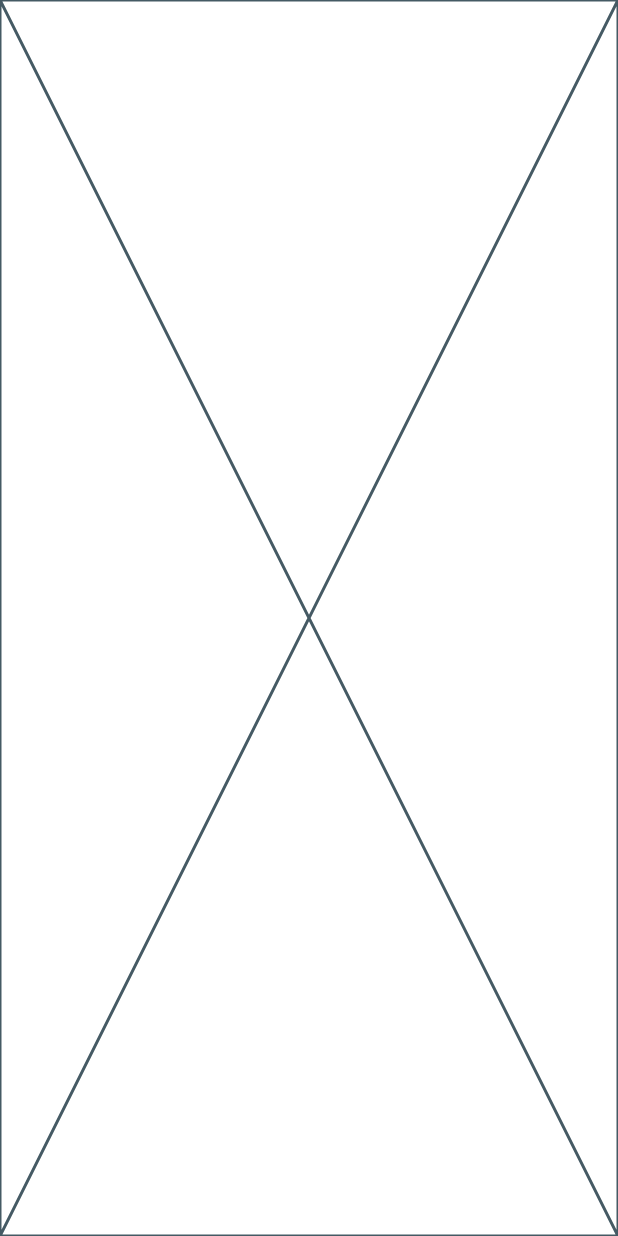
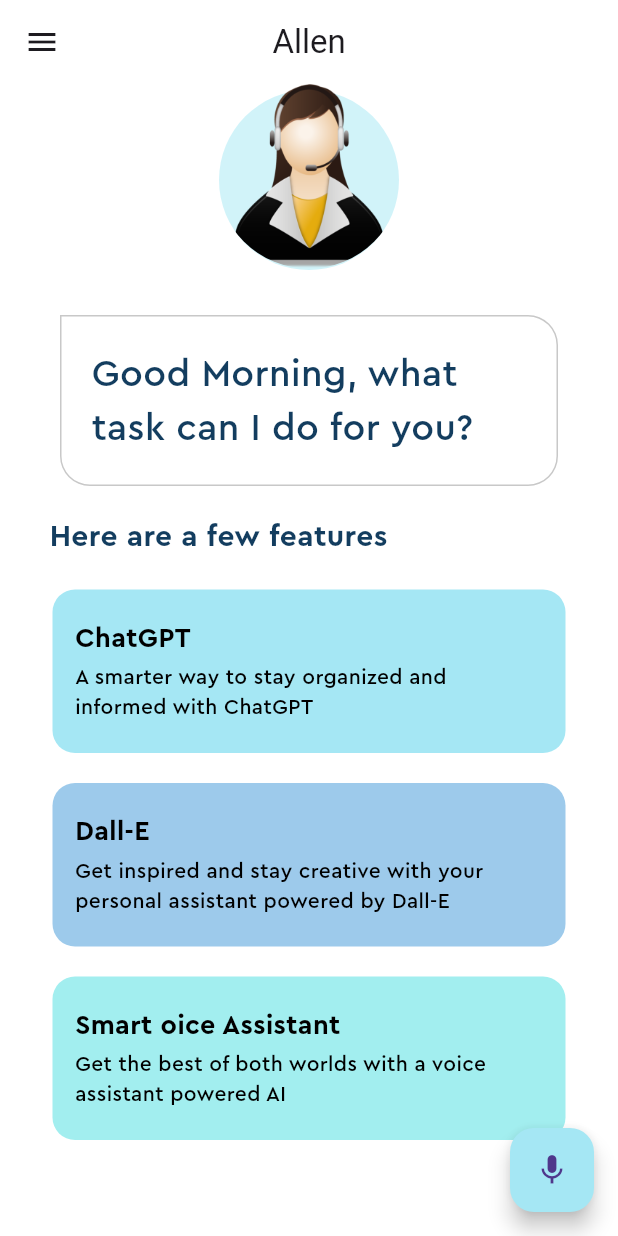
Before and after one commit to bungongtoto/allen, a Flutter app: the screen it shows after launch, on a phone screen of 412 x 824 dp. Run offline on Flutter 3.47's test engine with Material 2 defaults, Android fonts, the phone set to English and light mode, and no system bars.

Commit message:
ui completed

```diff
--- /dev/null
+++ b/lib/feature_box.dart
@@ -0,0 +1,66 @@
+import 'package:allen/pallete.dart';
+import 'package:flutter/material.dart';
+
+class FeatureBox extends StatelessWidget {
+  final Color color;
+  final String headertext;
+  final String descriptionText;
+  const FeatureBox({
+    super.key,
+    required this.color,
+    required this.headertext,
+    required this.descriptionText,
+  });
+
+  @override
+  Widget build(BuildContext context) {
+    return Container(
+      margin: const EdgeInsets.symmetric(
+        horizontal: 35,
+        vertical: 10,
+      ),
+      decoration: BoxDecoration(
+        color: color,
+        borderRadius: const BorderRadius.all(
+          Radius.circular(15),
+        ),
+      ),
+      child: Padding(
+        padding: const EdgeInsets.symmetric(vertical: 20).copyWith(
+          left: 15,
+        ),
+        child: Column(
+          children: [
+            Align(
+              alignment: Alignment.centerLeft,
+              child: Text(
+                headertext,
+                style: const TextStyle(
+                  fontFamily: 'Cera Pro',
+                  color: Pallete.blackColor,
+                  fontSize: 18,
+                  fontWeight: FontWeight.bold,
+                ),
+              ),
+            ),
+            const SizedBox(
+              height: 3,
+            ),
+            Padding(
+              padding: const EdgeInsets.only(
+                right: 20,
+              ),
+              child: Text(
+                descriptionText,
+                style: const TextStyle(
+                  fontFamily: 'Cera Pro',
+                  color: Pallete.blackColor,
+                ),
+              ),
+            ),
+          ],
+        ),
+      ),
+    );
+  }
+}
--- a/lib/home_page.dart
+++ b/lib/home_page.dart
@@ -1,3 +1,5 @@
+import 'package:allen/feature_box.dart';
+import 'package:allen/pallete.dart';
 import 'package:flutter/material.dart';
 
 class HomePage extends StatefulWidget {
@@ -10,6 +12,119 @@ class HomePage extends StatefulWidget {
 class _HomePageState extends State<HomePage> {
   @override
   Widget build(BuildContext context) {
-    return const Placeholder();
+    return Scaffold(
+      appBar: AppBar(
+        title: const Text('Allen'),
+        leading: const Icon(Icons.menu),
+        centerTitle: true,
+      ),
+      body: SingleChildScrollView(
+        child: Column(
+          children: [
+            // assistant image
+            Stack(
+              children: [
+                Center(
+                  child: Container(
+                    height: 120,
+                    width: 120,
+                    margin: const EdgeInsets.only(top: 4),
+                    decoration: const BoxDecoration(
+                      color: Pallete.assistantCircleColor,
+                      shape: BoxShape.circle,
+                    ),
+                  ),
+                ),
+                Container(
+                  height: 123,
+                  decoration: const BoxDecoration(
+                    shape: BoxShape.circle,
+                    image: DecorationImage(
+                      image: AssetImage(
+                        'assets/images/virtualAssistant.png',
+                      ),
+                    ),
+                  ),
+                )
+              ],
+            ),
+            // chat bubble
+            Container(
+              padding: const EdgeInsets.symmetric(
+                horizontal: 20,
+                vertical: 10,
+              ),
+              margin: const EdgeInsets.symmetric(horizontal: 40).copyWith(
+                top: 30,
+              ),
+              decoration: BoxDecoration(
+                border: Border.all(
+                  color: Pallete.borderColor,
+                ),
+                borderRadius: BorderRadius.circular(20).copyWith(
+                  topLeft: Radius.zero,
+                ),
+              ),
+              child: const Padding(
+                padding: EdgeInsets.symmetric(vertical: 10.0),
+                child: Text(
+                  'Good Morning, what task can I do for you?',
+                  style: TextStyle(
+                    fontFamily: 'Cera Pro',
+                    color: Pallete.mainFontColor,
+                    fontSize: 25,
+                  ),
+                ),
+              ),
+            ),
+            Container(
+              padding: const EdgeInsets.all(10),
+              alignment: Alignment.centerLeft,
+              margin: const EdgeInsets.only(
+                top: 10,
+                left: 23,
+              ),
+              child: const Text(
+                'Here are a few features',
+                style: TextStyle(
+                  fontFamily: 'Cera Pro',
+                  color: Pallete.mainFontColor,
+                  fontSize: 20,
+                  fontWeight: FontWeight.bold,
+                ),
+              ),
+            ),
+            // features list
+            const Column(
+              children: [
+                FeatureBox(
+                  color: Pallete.firstSuggestionBoxColor,
+                  headertext: 'ChatGPT',
+                  descriptionText:
+                      'A smarter way to stay organized and informed with ChatGPT',
+                ),
+                FeatureBox(
+                  color: Pallete.secondSuggestionBoxColor,
+                  headertext: 'Dall-E',
+                  descriptionText:
+                      'Get inspired and stay creative with your personal assistant powered by Dall-E',
+                ),
+                FeatureBox(
+                  color: Pallete.thirdSuggestionBoxColor,
+                  headertext: 'Smart oice Assistant',
+                  descriptionText:
+                      'Get the best of both worlds with a voice assistant powered AI',
+                )
+              ],
+            ),
+          ],
+        ),
+      ),
+      floatingActionButton: FloatingActionButton(
+        backgroundColor: Pallete.firstSuggestionBoxColor,
+        onPressed: () {},
+        child: const Icon(Icons.mic),
+      ),
+    );
   }
 }
--- a/lib/main.dart
+++ b/lib/main.dart
@@ -1,4 +1,5 @@
 import 'package:allen/home_page.dart';
+import 'package:allen/pallete.dart';
 import 'package:flutter/material.dart';
 
 void main() {
@@ -12,11 +13,13 @@ class MyApp extends StatelessWidget {
   @override
   Widget build(BuildContext context) {
     return MaterialApp(
-      title: 'Flutter Demo',
-      theme: ThemeData(
-        colorScheme: ColorScheme.fromSeed(seedColor: Colors.deepPurple),
-        useMaterial3: true,
-      ),
+      debugShowCheckedModeBanner: false,
+      title: 'Allen',
+      theme: ThemeData.light(useMaterial3: true).copyWith(
+          scaffoldBackgroundColor: Pallete.whiteColor,
+          appBarTheme: const AppBarTheme(
+            backgroundColor: Pallete.whiteColor,
+          )),
       home: const HomePage(),
     );
   }
--- /dev/null
+++ b/lib/pallete.dart
@@ -0,0 +1,13 @@
+import 'package:flutter/material.dart';
+
+class Pallete {
+  static const Color mainFontColor = Color.fromRGBO(19, 61, 95, 1);
+  static const Color firstSuggestionBoxColor = Color.fromRGBO(165, 231, 244, 1);
+  static const Color secondSuggestionBoxColor =
+      Color.fromRGBO(157, 202, 235, 1);
+  static const Color thirdSuggestionBoxColor = Color.fromRGBO(162, 238, 239, 1);
+  static const Color assistantCircleColor = Color.fromRGBO(209, 243, 249, 1);
+  static const Color borderColor = Color.fromRGBO(200, 200, 200, 1);
+  static const Color blackColor = Colors.black;
+  static const Color whiteColor = Colors.white;
+}
```
Also changed, not shown: pubspec.yaml (+9 -9 lines), assets/fonts/Cera-Pro-Bold.otf (added), assets/fonts/Cera-Pro-Medium.otf (added), assets/images/virtualAssistant.png (added), 3 other files.
